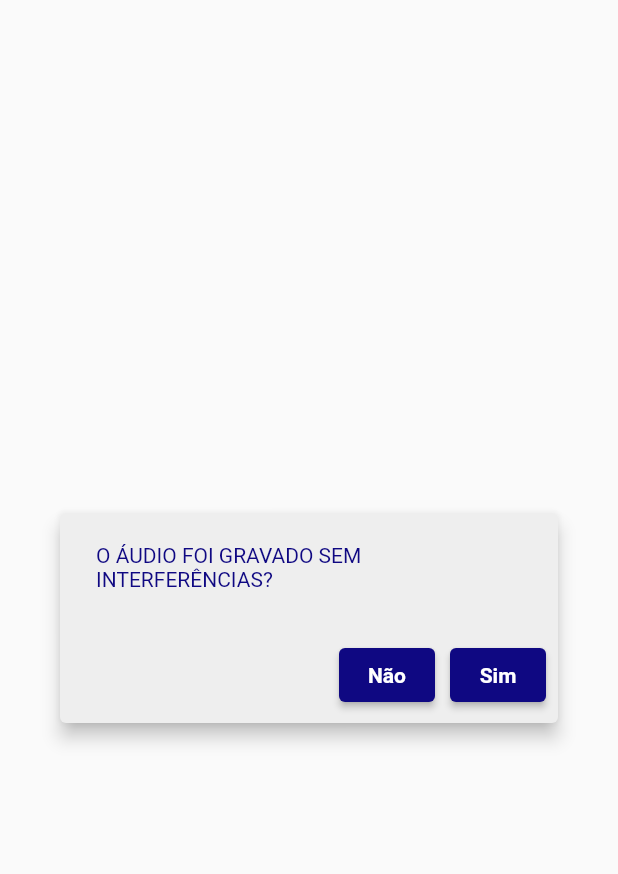
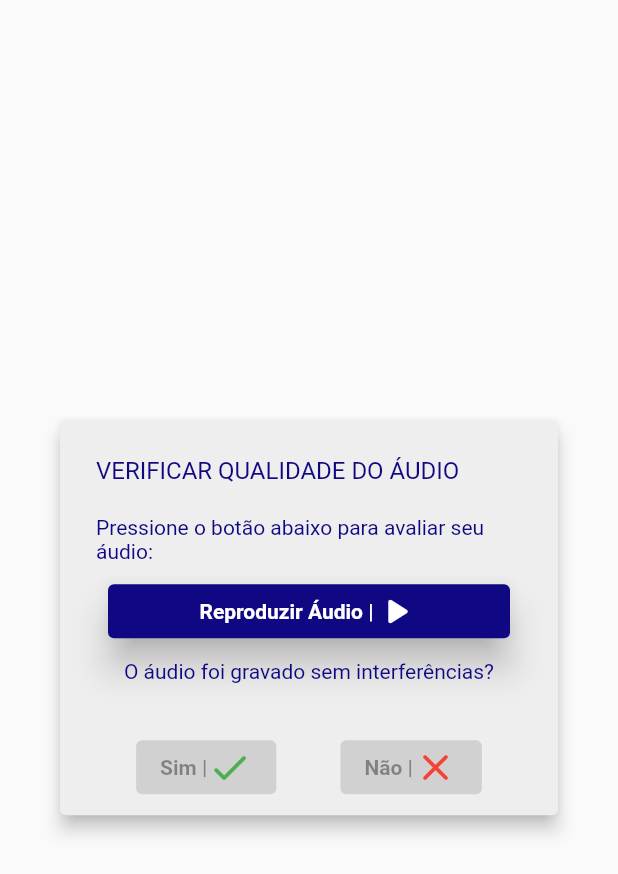
Before and after one commit to rogerio74/AppModeloEntrada, a Flutter app: the ReprodutorWav widget shown alone on an empty page, opened directly with empty values, on a phone screen of 412 x 824 dp. Shown: the top 874 px of the screen. Run offline on Flutter 3.47's test engine with Material 2 defaults, Android fonts, the phone set to English and light mode, and no system bars; our stand-ins replace audioplayers, connectivity, firebase_core, firebase_database, firebase_storage, permission_handler; missing offline and left inert: flutter_sound; accounts and stored records are empty; Roboto replaces fonts that are missing (MochiyPopOne).

Commit message:
Modificando reprodução do áudio capturado

```diff
--- a/lib/components/reprodutor_wav.dart
+++ b/lib/components/reprodutor_wav.dart
@@ -32,11 +32,18 @@ class ReprodutorWav extends StatefulWidget {
 }
 
 class _ReprodutorWavState extends State<ReprodutorWav> {
-  final firebaseStorage = FirebaseStorage.instance;
   bool _sending = false;
+  bool _playedAudio = false;
 
-  ouvirAudio() async {
-    widget.audioPlayer.play(widget.path, isLocal: true);
+  Future<void> ouvirAudio() async {
+    await widget.audioPlayer.play(widget.path, isLocal: true);
+    setState(() {
+      _playedAudio = true;
+    });
+  }
+
+  Future<void> pararAudio() async {
+    await widget.audioPlayer.stop();
   }
 
   _apagarArquivo() {
@@ -102,13 +109,39 @@ class _ReprodutorWavState extends State<ReprodutorWav> {
   @override
   Widget build(BuildContext context) {
     return AlertDialog(
-      content: const Text(
-        "O ÁUDIO FOI GRAVADO SEM INTERFERÊNCIAS?",
+      title: const Text('VERIFICAR QUALIDADE DO ÁUDIO'),
+      content: Column(
+        mainAxisSize: MainAxisSize.min,
+        children: [
+          const Text('Pressione o botão abaixo para avaliar seu áudio:'),
+          Padding(
+            padding: const EdgeInsets.all(8.0),
+            child: ElevatedButton(
+              onPressed: () async {
+                await ouvirAudio();
+              },
+              child: Row(
+                mainAxisAlignment: MainAxisAlignment.center,
+                children: const [
+                  Text(
+                    "Reproduzir Áudio |",
+                  ),
+                  Icon(Icons.play_arrow_rounded),
+                ],
+              ),
+            ),
+          ),
+          const Text(
+            "O áudio foi gravado sem interferências?",
+            textAlign: TextAlign.center,
+          ),
+        ],
       ),
       elevation: 5.0,
       actions: [
         _sending
             ? Row(
+                // mainAxisSize: MainAxisSize.max,
                 mainAxisAlignment: MainAxisAlignment.center,
                 children: const [
                   SizedBox(
@@ -119,27 +152,46 @@ class _ReprodutorWavState extends State<ReprodutorWav> {
                 ],
               )
             : Row(
-                mainAxisAlignment: MainAxisAlignment.end,
+                mainAxisAlignment: MainAxisAlignment.spaceEvenly,
                 children: [
                   ElevatedButton(
-                    onPressed: () {
-                      // _apagarArquivo();
-                      widget.audioPlayer.stop();
-                      Navigator.of(context).pop();
-                    },
-                    child: const Text(
-                      "Não",
+                    onPressed: _playedAudio
+                        ? () {
+                            _saveData();
+                          }
+                        : null,
+                    child: Row(
+                      mainAxisAlignment: MainAxisAlignment.center,
+                      children: const [
+                        Text(
+                          "Sim |",
+                        ),
+                        Icon(
+                          Icons.done_rounded,
+                          color: Colors.green,
+                        )
+                      ],
                     ),
                   ),
-                  const SizedBox(
-                    width: 10,
-                  ),
                   ElevatedButton(
-                    onPressed: () {
-                      _saveData();
-                    },
-                    child: const Text(
-                      "Sim",
+                    onPressed: _playedAudio
+                        ? () {
+                            // _apagarArquivo();
+                            widget.audioPlayer.stop();
+                            Navigator.of(context).pop();
+                          }
+                        : null,
+                    child: Row(
+                      mainAxisAlignment: MainAxisAlignment.center,
+                      children: const [
+                        Text(
+                          "Não |",
+                        ),
+                        Icon(
+                          Icons.close_rounded,
+                          color: Colors.red,
+                        )
+                      ],
                     ),
                   ),
                 ],
--- a/lib/theme/theme.dart
+++ b/lib/theme/theme.dart
@@ -21,6 +21,7 @@ class AppModeloEntradaTheme {
     Color color = const Color(_prymaryColor),
   }) {
     return ElevatedButton.styleFrom(
+      elevation: 10,
       primary: color,
     );
   }
```
Also changed, not shown: lib/screens/gravacao_screen.dart (+36 -4 lines).
